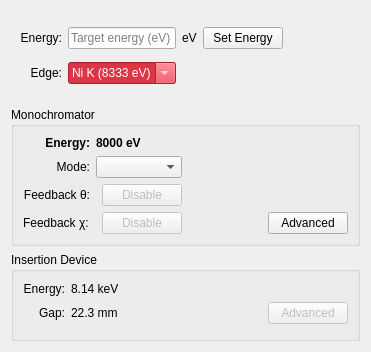
First picture: the form in firefly/energy.ui, repository spc-group/haven, before the edit.
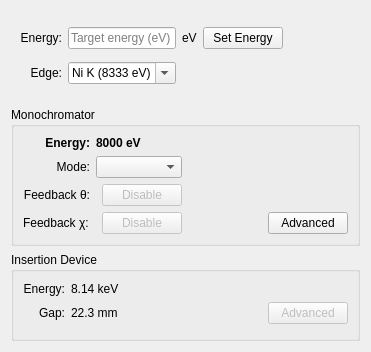
Second picture: the form after the edit. Custom widgets are drawn as their Qt base class.

Commit message: Removed shutter A close button, and added some tooltips.

Patch:
```diff
--- a/firefly/energy.ui
+++ b/firefly/energy.ui
@@ -54,7 +54,7 @@
            <bool>false</bool>
           </property>
           <property name="styleSheet">
-           <string notr="true">background: rgb(220, 53, 69); color: white; border-color: rgb(220, 53, 69)</string>
+           <string notr="true"/>
           </property>
           <property name="editable">
            <bool>true</bool>
```
Left out of the diff: 23 changed lines with no effect on the pictures. The commit also changes 1 other file.
